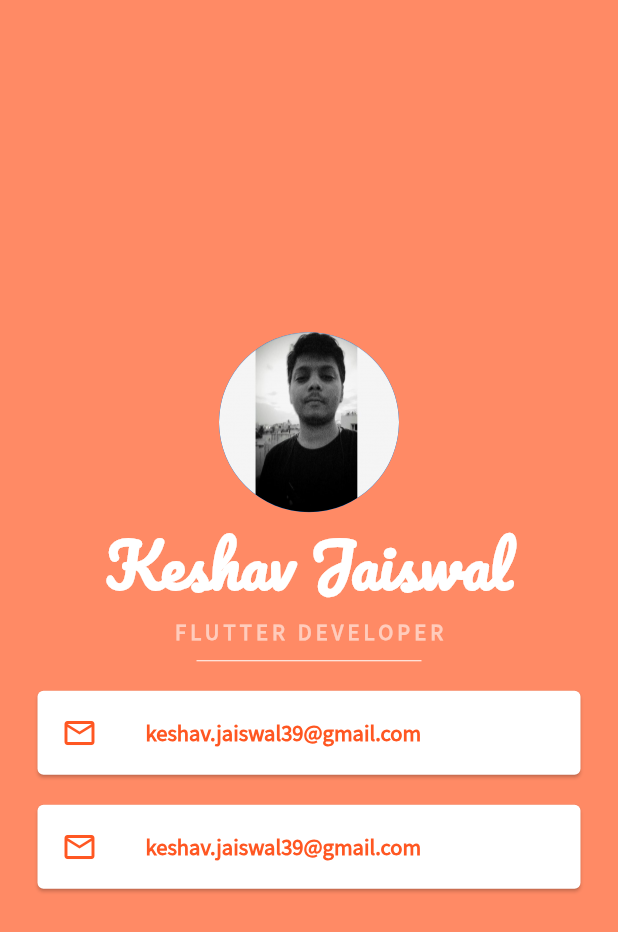
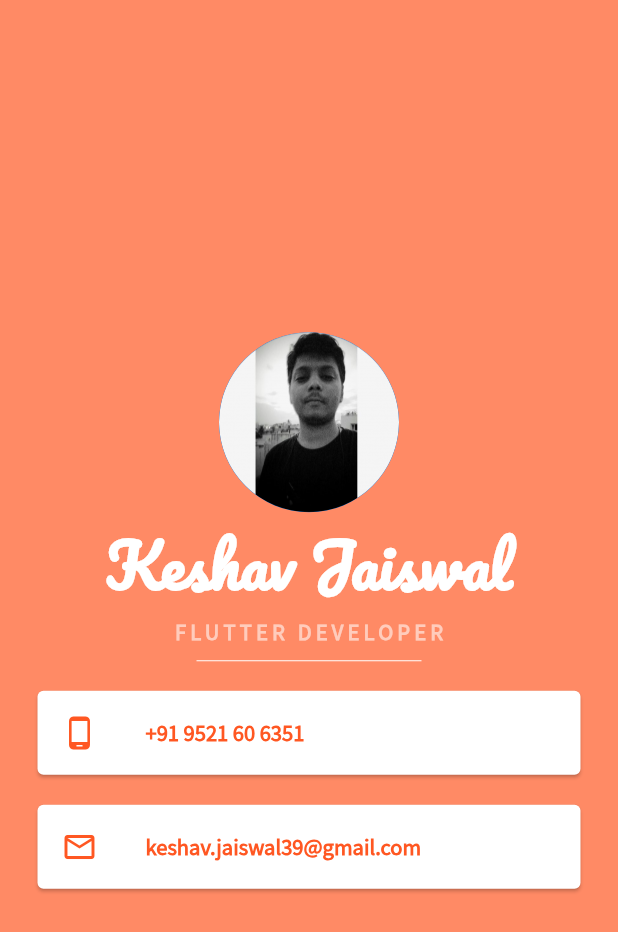
Before and after one commit to keshavjaiswal39/my_profile_card, a Flutter app: the screen it shows after launch, on a phone screen of 412 x 824 dp. Shown: the top 932 px of the screen. Run offline on Flutter 3.47's test engine with Material 2 defaults, Android fonts, the phone set to English and light mode, and no system bars.

Commit message:
2nd commit

```diff
--- a/lib/main.dart
+++ b/lib/main.dart
@@ -46,11 +46,11 @@ class MyApp extends StatelessWidget {
                 color: Colors.white,
                 child: ListTile(
                   leading: Icon(
-                    Icons.mail_outline,
+                    Icons.phone_android,
                     color: Colors.deepOrange,
                   ),
                   title: Text(
-                    'keshav.jaiswal39@gmail.com',
+                    '+91 9521 60 6351',
                     style: TextStyle(
                       color: Colors.deepOrange,
                       fontFamily: 'Source Sans Pro',
```
